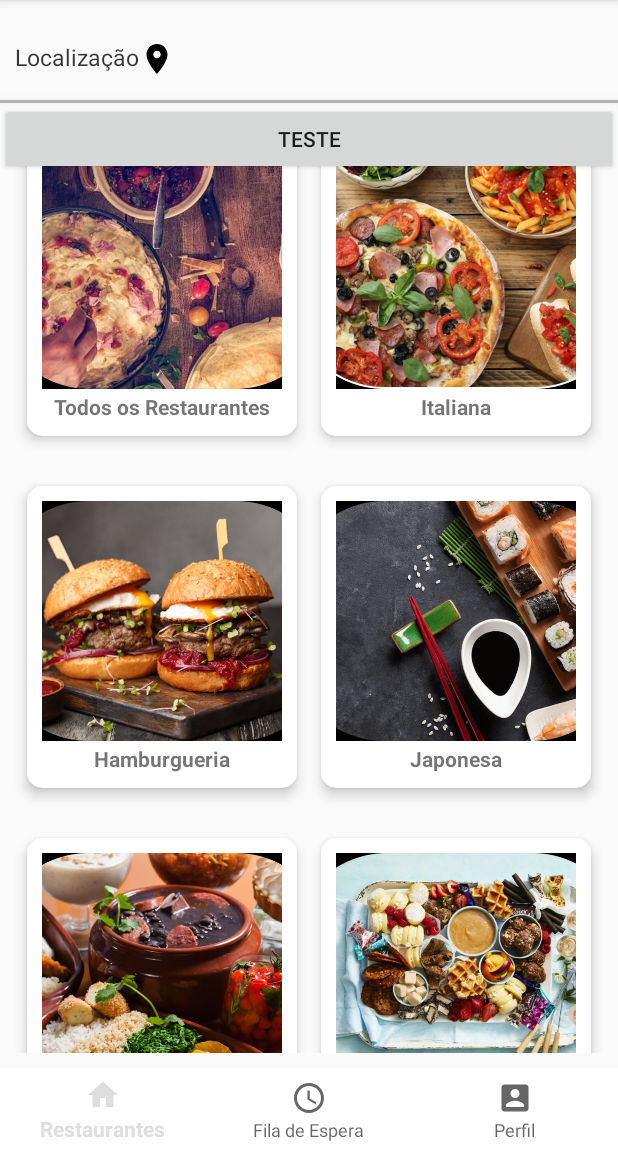
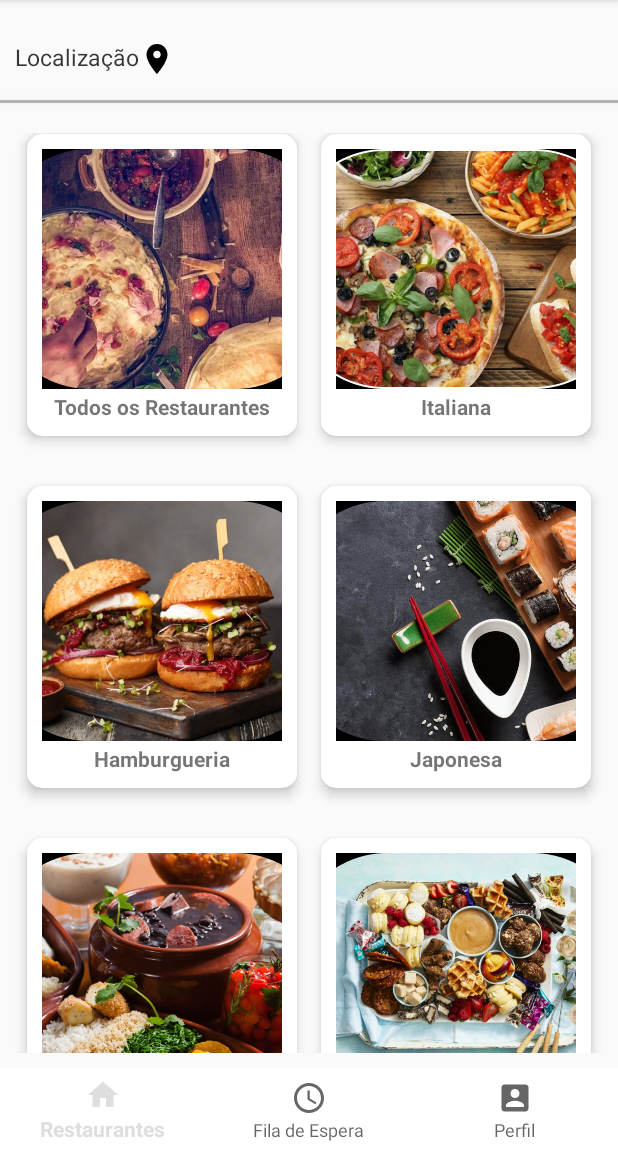
Before and after one commit to FranciscoSViana/QueueupSemestreFinalKotlin, an Android app: the UserHomePageActivity screen opened directly, with no data from a screen before it, on a phone screen of 412 x 824 dp, the part 84-1236 px from its top. Run offline under Robolectric (Android 15) with nearby library versions, the phone set to English and light mode, and no system bars.

Commit message:
back atualizado

```diff
--- a/QueueUp/app/src/main/java/com/example/queueup/service/repository/remote/SpecialityService.kt
+++ b/QueueUp/app/src/main/java/com/example/queueup/service/repository/remote/SpecialityService.kt
@@ -7,7 +7,7 @@ import retrofit2.http.Path
 
 interface SpecialityService {
 
-    @GET("restaurantes")
+    @GET("restaurantes/especialidades")
     fun all(): Call<List<RestaurantHeaderModel>>
 
     @GET("restaurantes")
--- a/QueueUp/app/src/main/res/layout/activity_user_home_page.xml
+++ b/QueueUp/app/src/main/res/layout/activity_user_home_page.xml
@@ -32,12 +32,6 @@
         app:layout_constraintBottom_toTopOf="@+id/sc_conteudo"
         app:layout_constraintTop_toBottomOf="@+id/tv_localizacao" />
 
-    <Button
-        android:id="@+id/button_teste"
-        app:layout_constraintTop_toBottomOf="@id/v_linha"
-        android:layout_width="match_parent"
-        android:layout_height="wrap_content"
-        android:text="teste"/>
 
     <ScrollView
         android:id="@+id/sc_conteudo"
```
Also changed, not shown: QueueUp/app/src/main/java/com/example/queueup/adapters/RestAdapter.kt (+15 -1 lines), QueueUp/app/src/main/java/com/example/queueup/view/RestaurantListActivity.kt (+1 -6 lines).
